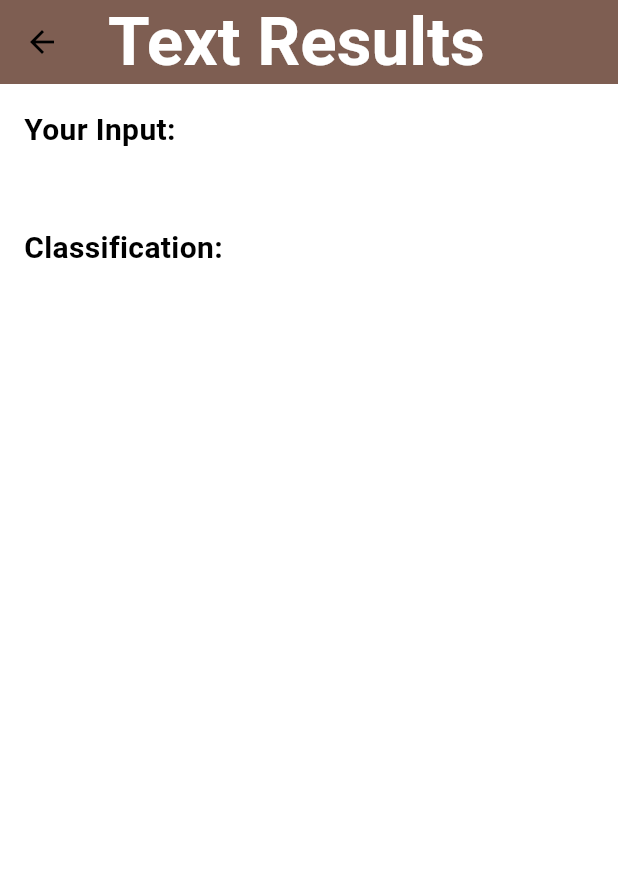
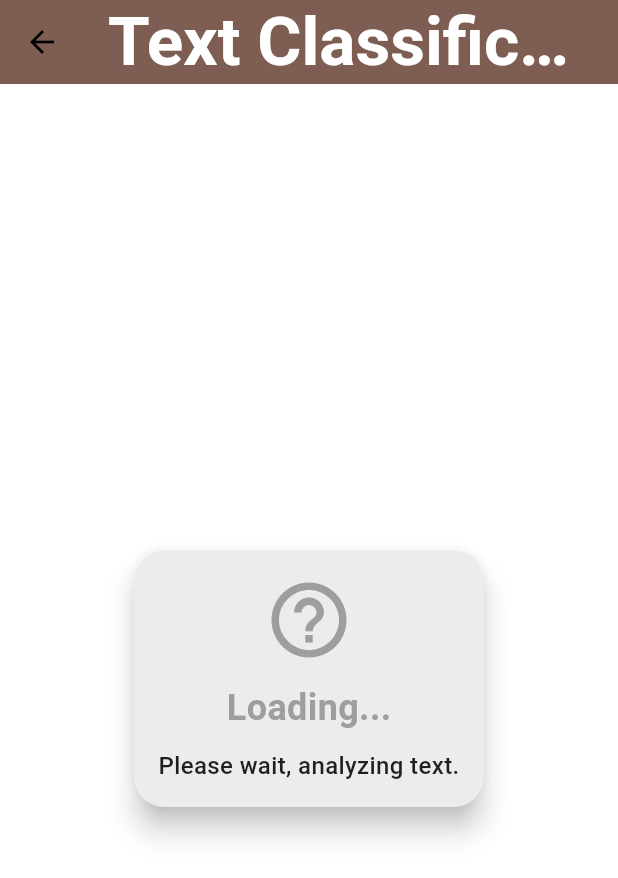
Before and after one commit to RecycleRightCSE403/RecycleRight, a Flutter app: the TextClassificationResultScreen screen opened directly with empty values, on a phone screen of 412 x 824 dp. Shown: the top 878 px of the screen. Run offline on Flutter 3.47's test engine with Material 3 defaults, Android fonts, the phone set to English and light mode, and no system bars; our stand-ins replace camera; network calls fail.

Commit message:
New LLM & Added New Classification Feature and Update Parsing along with slight UI enhancements

```diff
--- a/frontend/recycleright/lib/classification_result_card.dart
+++ b/frontend/recycleright/lib/classification_result_card.dart
@@ -7,43 +7,23 @@ class ClassificationResultCard extends StatelessWidget {
   const ClassificationResultCard({
     Key? key,
     required this.category,
-    required this.advice,
-    required CrossAxisAlignment crossAxisAlignment,
+    required this.advice, required Widget adviceWidget,
   }) : super(key: key);
 
-  // Updated to include "Garbage" and "Error" categories
  Map<String, dynamic> getIconAndColorForCategory(String category) {
     switch (category.toLowerCase()) {
       case 'recycle':
-        return {
-          'icon': Icons.recycling,
-          'color': Colors.green,
-        };
+        return {'icon': Icons.recycling, 'color': Colors.green};
       case 'compost':
-        return {
-          'icon': Icons.park,
-          'color': Colors.lightGreen,
-        };
-      case 'other':
-        return {
-          'icon': Icons.delete,
-          'color': Colors.grey,
-        };
+        return {'icon': Icons.park, 'color': Colors.lightGreen};
       case 'garbage':
-        return {
-          'icon': Icons.delete_outline,
-          'color': Colors.brown,
-        };
-      case 'error':
-        return {
-          'icon': Icons.error_outline,
-          'color': Colors.red,
-        };
+        return {'icon': Icons.delete_outline, 'color': Colors.brown};
+      case 'donate':
+        return {'icon': Icons.volunteer_activism, 'color': Colors.purple};
+      case 'special':
+        return {'icon': Icons.star, 'color': Colors.orange};
       default:
-        return {
-          'icon': Icons.question_mark,
-          'color': Colors.grey,
-        };
+        return {'icon': Icons.help_outline, 'color': Colors.grey};
     }
   }
 
@@ -54,7 +34,13 @@ class ClassificationResultCard extends StatelessWidget {
     final Color color = categoryData['color'];
 
     return Card(
-      elevation: 4,
+      elevation: 8,
+      shape: RoundedRectangleBorder(borderRadius: BorderRadius.circular(20)),
+      child: Container(
+        decoration: BoxDecoration(
+          color: color.withOpacity(0.2), // just changin the background
+          borderRadius: BorderRadius.circular(20),
+        ),
         child: Padding(
           padding: const EdgeInsets.all(16.0),
           child: Column(
@@ -62,10 +48,10 @@ class ClassificationResultCard extends StatelessWidget {
             children: [
               Icon(
                 categoryIcon,
-              size: 48,
+                size: 60,
                 color: color,
               ),
-            const SizedBox(height: 10),
+              const SizedBox(height: 12),
               Text(
                 category,
                 style: TextStyle(
@@ -74,13 +60,18 @@ class ClassificationResultCard extends StatelessWidget {
                   color: color,
                 ),
               ),
-            const SizedBox(height: 5),
+              const SizedBox(height: 10),
               Text(
                 advice,
                 textAlign: TextAlign.center,
-              style: const TextStyle(fontSize: 16),
+                style: TextStyle(
+                  fontSize: 16,
+                  fontWeight: FontWeight.w500,
+                  color: Colors.black87,
+                ),
               ),
             ],
+          ),
         ),
       ),
     );
--- a/frontend/recycleright/lib/text_classification_result_screen.dart
+++ b/frontend/recycleright/lib/text_classification_result_screen.dart
@@ -1,46 +1,93 @@
 import 'package:flutter/material.dart';
+import 'package:http/http.dart' as http;
+import 'dart:convert';
+import 'classification_result_card.dart';
 
-class TextClassificationResultScreen extends StatelessWidget {
+class TextClassificationResultScreen extends StatefulWidget {
   final String userInput;
-  final String classificationResult;
 
-  const TextClassificationResultScreen({
-    Key? key,
-    required this.userInput,
-    required this.classificationResult,
-  }) : super(key: key);
+  const TextClassificationResultScreen({Key? key, required this.userInput, required String classificationResult})
+      : super(key: key);
+
+  @override
+  State<TextClassificationResultScreen> createState() =>
+      _TextClassificationResultScreenState();
+}
+
+class _TextClassificationResultScreenState
+    extends State<TextClassificationResultScreen> {
+  String classificationResult = "Loading...";
+  String advice = "Please wait, analyzing text.";
+
+  @override
+  void initState() {
+    super.initState();
+    classifyText(widget.userInput);
+  }
+
+  Future<void> classifyText(String text) async {
+    var uri = Uri.parse('http://10.0.2.2:8000/classify_text/');
+    var response = await http.post(uri,
+        headers: {"Content-Type": "application/json"},
+        body: jsonEncode({"text": text}));
+
+    if (response.statusCode == 200) {
+      var result = jsonDecode(response.body);
+      print("Decoded JSON response: $result");
+
+      String classificationKeyword =
+          result['classification']['classification'].toString().trim();
+      List<dynamic> extraInfo = [];
+      String prefixText = "";
+
+      if (classificationKeyword == 'recycle' &&
+          result['classification'].containsKey('specifications')) {
+        extraInfo = result['classification']['specifications'];
+      } else if (classificationKeyword == 'donate' &&
+          result['classification'].containsKey('locations')) {
+        extraInfo = result['classification']['locations'];
+        prefixText = "Locations to Donate Near You:";
+      } else if (classificationKeyword == 'special' &&
+          result['classification'].containsKey('locations')) {
+        extraInfo = result['classification']['locations'];
+        prefixText = "Locations to Consider Near You:";
+      }
+
+      String extraInfoText = extraInfo.isNotEmpty
+          ? "$prefixText\n${extraInfo.join('\n')}"
+          : "";
+
+      setState(() {
+        classificationResult = classificationKeyword;
+        advice = extraInfoText;
+      });
+    } else {
+      setState(() {
+        classificationResult = "Error";
+        advice = "Failed to classify text. Please try again.";
+      });
+    }
+  }
 
   @override
   Widget build(BuildContext context) {
     return Scaffold(
       appBar: AppBar(
-        title: const Text('Text Results'),
+        title: const Text('Text Classification Results'),
+        centerTitle: true,
       ),
-      body: Padding(
-        padding: const EdgeInsets.all(16.0),
-        child: Column(
-          crossAxisAlignment: CrossAxisAlignment.start,
-          children: [
-            const Text(
-              'Your Input:',
-              style: TextStyle(fontSize: 20, fontWeight: FontWeight.bold),
-            ),
-            const SizedBox(height: 8),
-            Text(
-              userInput,
-              style: const TextStyle(fontSize: 18),
-            ),
-            const SizedBox(height: 16),
-            const Text(
-              'Classification:',
-              style: TextStyle(fontSize: 20, fontWeight: FontWeight.bold),
-            ),
-            const SizedBox(height: 8),
-            Text(
-              classificationResult,
-              style: const TextStyle(fontSize: 18),
-            ),
-          ],
+      body: Center(
+        child: SingleChildScrollView(
+          padding: const EdgeInsets.all(20.0),
+          child: Column(
+            children: [
+              const SizedBox(height: 25.0),
+              ClassificationResultCard(
+                category: classificationResult,
+                advice: advice, adviceWidget: Text(advice),
+              ),
+            ],
+          ),
         ),
       ),
     );
```
Also changed, not shown: frontend/recycleright/lib/results.dart (+25 -40 lines), 2 other files. Lines whose indentation alone changed are shown as unchanged.
